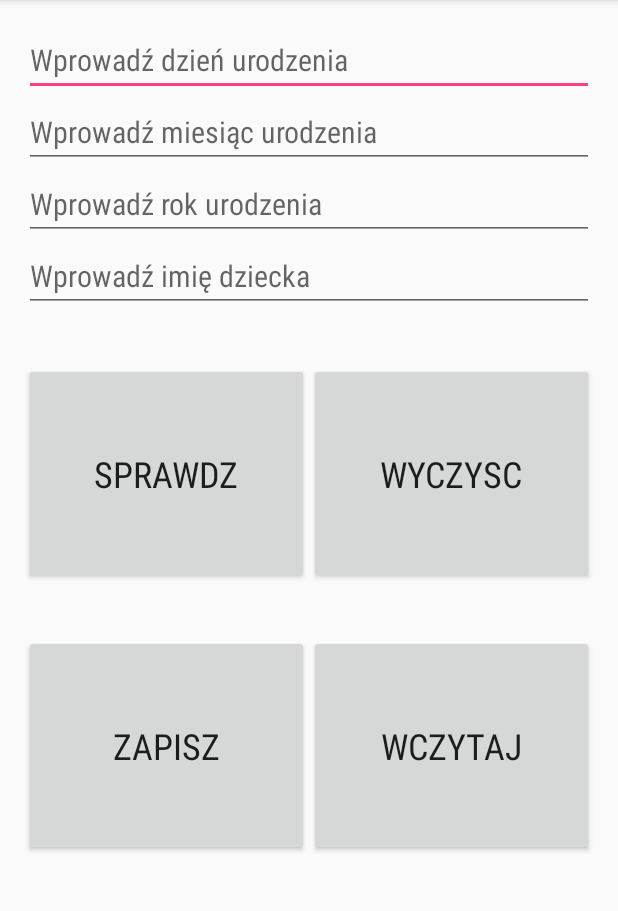
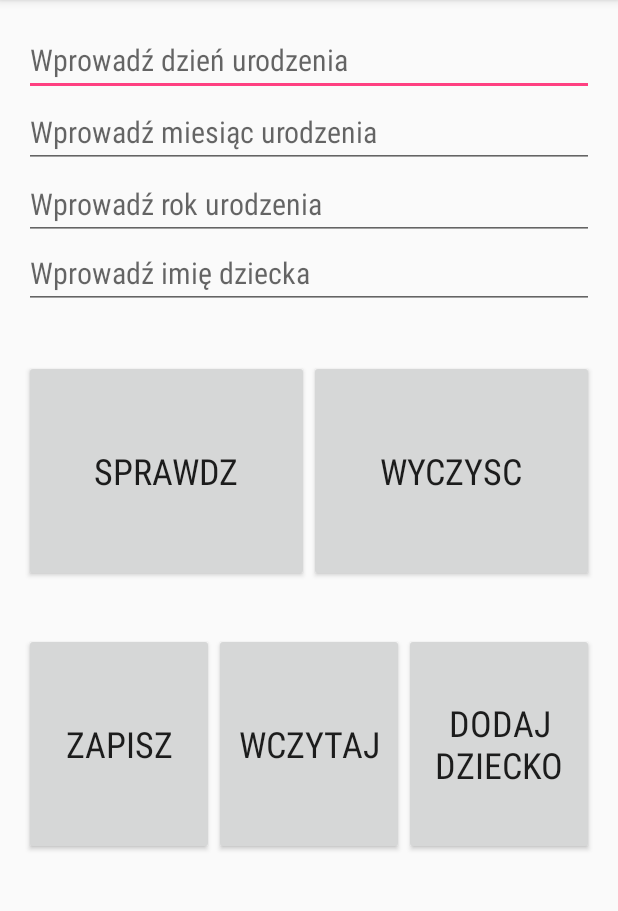
Before and after one commit to Danielo858585/Datownik, an Android app: the screen it shows after launch (MainActivity), on a phone screen of 412 x 824 dp, the part 84-995 px from its top. Run offline under Robolectric (Android 15) with nearby library versions, the phone set to English and light mode, and no system bars.

Commit message:
DB modyfication

```diff
--- a/app/build.gradle
+++ b/app/build.gradle
@@ -2,7 +2,7 @@ apply plugin: 'com.android.application'
 
 android {
     compileSdkVersion 24
-    buildToolsVersion "24.0.2"
+    buildToolsVersion '25.0.0'
     defaultConfig {
         applicationId "com.daniel.datownik"
         minSdkVersion 21
@@ -30,4 +30,5 @@ dependencies {
     testCompile 'junit:junit:4.12'
     compile 'com.jakewharton:butterknife:8.5.1'
     annotationProcessor 'com.jakewharton:butterknife-compiler:8.5.1'
+
 }
--- a/app/src/main/AndroidManifest.xml
+++ b/app/src/main/AndroidManifest.xml
@@ -3,6 +3,7 @@
     package="com.daniel.datownik">
 
     <application
+        android:name=".App"
         android:allowBackup="true"
         android:icon="@mipmap/ic_launcher"
         android:label="@string/app_name"
--- /dev/null
+++ b/app/src/main/java/com/daniel/datownik/App.java
@@ -0,0 +1,44 @@
+package com.daniel.datownik;
+
+import android.app.Application;
+import android.content.Context;
+import android.os.Handler;
+import android.widget.EditText;
+
+/**
+ * Created by Daniel on 27.02.2017.
+ */
+
+public class App extends Application {
+
+    public static App getInstance() {
+        return instance;
+    }
+
+    public static void setInstance(App instance) {
+        App.instance = instance;
+    }
+
+    public static Context getContext() {
+        return instance;
+    }
+
+    private static App instance;
+    public static volatile Handler applicationHandler = null;
+
+    public boolean editTextIsEmpty(EditText editText) {
+        if (editText.getText().equals("")) {
+            return true;
+        } else
+            return false;
+    }
+
+    @Override
+    public void onCreate() {
+        instance = this;
+        super.onCreate();
+        applicationHandler = new Handler(getInstance().getMainLooper());
+
+
+    }
+}
--- a/app/src/main/java/com/daniel/datownik/MainActivity.java
+++ b/app/src/main/java/com/daniel/datownik/MainActivity.java
@@ -25,7 +25,7 @@ import java.util.List;
 
 public class MainActivity extends AppCompatActivity {
 
-    private Button check, save, open, clear;
+    private Button check, save, open, clear, addChild;
     private EditText et_day, et_month, et_year, et_childName;
     private int day, month, year;
     private Intent intent;
@@ -42,6 +42,7 @@ public class MainActivity extends AppCompatActivity {
         save = (Button) findViewById(R.id.btn_save);
         open = (Button) findViewById(R.id.btn_open);
         clear = (Button) findViewById(R.id.btn_clear);
+        addChild = (Button) findViewById(R.id.btn_addChild);
         et_day = (EditText) findViewById(R.id.et_day);
         et_month = (EditText) findViewById(R.id.et_month);
         et_year = (EditText) findViewById(R.id.et_year);
@@ -50,10 +51,8 @@ public class MainActivity extends AppCompatActivity {
         childrensDAO = new ChildrensDAO(this);
         childrensDAO.open();
         List<Children> values = childrensDAO.getAllChildrens();
-        ArrayAdapter<Children> adapter = new ArrayAdapter<Children>(this,android.R.layout.simple_list_item_1, values);
+        ArrayAdapter<Children> adapter = new ArrayAdapter<Children>(this, android.R.layout.simple_list_item_1, values);
         children.setAdapter(adapter);
-
-
 
 
         intent = new Intent(this, ResumeActivity.class);
@@ -75,7 +74,7 @@ public class MainActivity extends AppCompatActivity {
         open.setOnClickListener(new View.OnClickListener() {
             @Override
             public void onClick(View v) {
-                openOnClick();
+                loadOnClick();
             }
         });
 
@@ -91,13 +90,12 @@ public class MainActivity extends AppCompatActivity {
                 Calendar result = Calendar.getInstance();
 
 
-                try{
+                try {
                     day = Integer.parseInt(et_day.getText().toString());
                     month = Integer.parseInt(et_month.getText().toString()) - 1;
                     year = Integer.parseInt(et_year.getText().toString());
                     dateOfBirth.set(year, month, day);
-                }
-                catch (Exception e){
+                } catch (Exception e) {
 
                 }
 
@@ -109,12 +107,19 @@ public class MainActivity extends AppCompatActivity {
 
                 intent.putExtra("tygodnie", wynikTygodnie);
                 intent.putExtra("dni", wynikDni);
-                if (et_childName.getText().toString().length()>0){
-                    intent.putExtra("name",et_childName.getText().toString());
+                if (et_childName.getText().toString().length() > 0) {
+                    intent.putExtra("name", et_childName.getText().toString());
+                } else {
+                    intent.putExtra("name", "");
                 }
-                else{
-                    intent.putExtra("name","");
-                }
+                startActivity(intent);
+            }
+        });
+
+        addChild.setOnClickListener(new View.OnClickListener() {
+            @Override
+            public void onClick(View v) {
+                Intent intent = new Intent(getApplicationContext(), AddChildrenActivity.class);
                 startActivity(intent);
             }
         });
@@ -213,7 +218,7 @@ public class MainActivity extends AppCompatActivity {
         et_childName.setText("");
     }
 
-    private void openOnClick() {
+    private void loadOnClick() {
         SharedPreferences sharedPreferences = getSharedPreferences("datownikMojeUstawienia", MODE_PRIVATE);
         if (sharedPreferences.contains(et_childName.getText().toString() + "childName")) {
             if ((sharedPreferences.getString(et_childName.getText().toString() + "childName", "")).equals(et_childName.getText().toString())) {
--- /dev/null
+++ b/app/src/main/java/com/daniel/datownik/db/Childrens.java
@@ -0,0 +1,11 @@
+package com.daniel.datownik.db;
+
+/**
+ * Created by Daniel on 27.02.2017.
+ */
+
+public interface Childrens {
+    String TABLE_CHILDRENS = "childrens";
+    String COLUMN_ID = "_id";
+    String COLUMN_NAME = "name";
+}
--- a/app/src/main/java/com/daniel/datownik/db/SqliteDbHelper.java
+++ b/app/src/main/java/com/daniel/datownik/db/SqliteDbHelper.java
@@ -9,18 +9,15 @@ import android.util.Log;
  * Created by Daniel on 23.02.2017.
  */
 
-public class SqliteDbHelper extends SQLiteOpenHelper {
+public class SqliteDbHelper extends SQLiteOpenHelper implements Childrens {
     public final static String DB_NAME = "parent.db";
     public final static int DB_VERSION = 1;
-    public static final String TABLE_CHILDRENS = "childrens";
-    public static final String COLUMN_ID = "_id";
-    public static final String COLUMN_NAME = "name";
     private static final String DATABASE_CREATE = "create table "
-            + TABLE_CHILDRENS
+            + Childrens.TABLE_CHILDRENS
             + "("
-            + COLUMN_ID
+            + Childrens.COLUMN_ID
             + " integer primary key autoincrement, "
-            +COLUMN_NAME
+            + Childrens.COLUMN_NAME
             + " text not null);";
 
     public SqliteDbHelper(Context context) {
@@ -37,7 +34,7 @@ public class SqliteDbHelper extends SQLiteOpenHelper {
         Log.w(SqliteDbHelper.class.getName(),
                 "Upgrading database from version " + oldVersion + " to "
                         + newVersion + ", which will destroy all old data");
-        db.execSQL("DROP TABLE IF EXISTS " + TABLE_CHILDRENS);
+        db.execSQL("DROP TABLE IF EXISTS " + Childrens.TABLE_CHILDRENS);
         onCreate(db);
     }
 }
--- a/app/src/main/res/layout/activity_main.xml
+++ b/app/src/main/res/layout/activity_main.xml
@@ -13,7 +13,10 @@
     tools:context="com.daniel.datownik.MainActivity"
     style="@style/Text">
 
-
+    <LinearLayout
+        android:layout_width="match_parent"
+        android:layout_height="190dp"
+        android:orientation="vertical">
     <EditText
         android:id="@+id/et_day"
         android:layout_width="match_parent"
@@ -46,13 +49,16 @@
 
     <EditText
         android:id="@+id/et_childName"
+        style="@style/Text"
         android:layout_width="match_parent"
         android:layout_height="wrap_content"
         android:ems="10"
         android:hint="Wprowadź imię dziecka"
         android:inputType="text"
-        android:maxEms="2"
-        style="@style/Text"/>
+        android:maxEms="2" />
+
+    </LinearLayout>
+
 
     <LinearLayout
         android:layout_width="match_parent"
@@ -80,7 +86,6 @@
     </LinearLayout>
 
 
-
     <LinearLayout
         android:layout_width="match_parent"
         android:layout_height="match_parent"
@@ -88,37 +93,44 @@
 
         <Button
             android:id="@+id/btn_save"
+            style="@style/Text.Button.Big"
             android:layout_width="match_parent"
             android:layout_height="match_parent"
             android:layout_marginTop="34dp"
             android:layout_weight="1"
-            android:text="Zapisz"
-            style="@style/Text.Button.Big"/>
+            android:text="Zapisz" />
 
         <Button
             android:id="@+id/btn_open"
+            style="@style/Text.Button.Big"
             android:layout_width="match_parent"
             android:layout_height="match_parent"
             android:layout_marginTop="34dp"
             android:layout_weight="1"
-            android:text="Wczytaj"
-            style="@style/Text.Button.Big"/>
+            android:text="Wczytaj" />
 
+        <Button
+            android:id="@+id/btn_addChild"
+            style="@style/Text.Button.Big"
+            android:layout_width="match_parent"
+            android:layout_height="match_parent"
+            android:layout_marginTop="34dp"
+            android:layout_weight="1"
+            android:text="Dodaj dziecko" />
 
+    </LinearLayout>
 
-        </LinearLayout>
-
-        <LinearLayout
+    <LinearLayout
             android:layout_width="match_parent"
             android:layout_height="match_parent"
             android:layout_weight="1">
 
-            <ListView
-                android:layout_width="match_parent"
-                android:layout_height="match_parent"
-                android:id="@+id/lv_children">
+        <ListView
+            android:id="@+id/lv_children"
+            android:layout_width="match_parent"
+            android:layout_height="160dp">
 
-            </ListView>
+        </ListView>
     </LinearLayout>
 
 </LinearLayout>
--- a/app/src/main/res/values/strings.xml
+++ b/app/src/main/res/values/strings.xml
@@ -9,4 +9,8 @@
 
     <string name="action_settings">Settings</string>
     <string name="resumeTitle">Twoje dziecko ma</string>
+    <string name="save">Zapisz</string>
+    <string name="getChildName">Podaj imię dziecka</string>
+    <string name="back">Powrót</string>
+    <string name="scan_code">Skanuj Kod</string>
 </resources>
--- a/app/src/main/res/values/styles.xml
+++ b/app/src/main/res/values/styles.xml
@@ -21,7 +21,9 @@
         <item name="android:fontFamily">sans-serif-condensed</item>
         <item name="android:textSize">20dp</item>
     </style>
-    <style name="Text.Button">Button</style>
+    <style name="Text.Button">
+        <item name="android:padding">5dp</item>
+    </style>
 
     <style name="Text.Button.Big">
         <item name="android:textSize">24dp</item>
--- a/build.gradle
+++ b/build.gradle
@@ -5,7 +5,7 @@ buildscript {
         jcenter()
     }
     dependencies {
-        classpath 'com.android.tools.build:gradle:2.2.3'
+        classpath 'com.android.tools.build:gradle:2.3.0'
 
         // NOTE: Do not place your application dependencies here; they belong
         // in the individual module build.gradle files
```
Also changed, not shown: app/src/main/java/com/daniel/datownik/AddChildrenActivity.java (+65 -1 lines), app/src/main/java/com/daniel/datownik/ResumeActivity.java (+13 -8 lines), app/src/main/java/com/daniel/datownik/db/ChildrensDAO.java (+16 -10 lines), app/src/main/res/layout/activity_add_children.xml (+33 -1 lines), gradle/wrapper/gradle-wrapper.properties.
